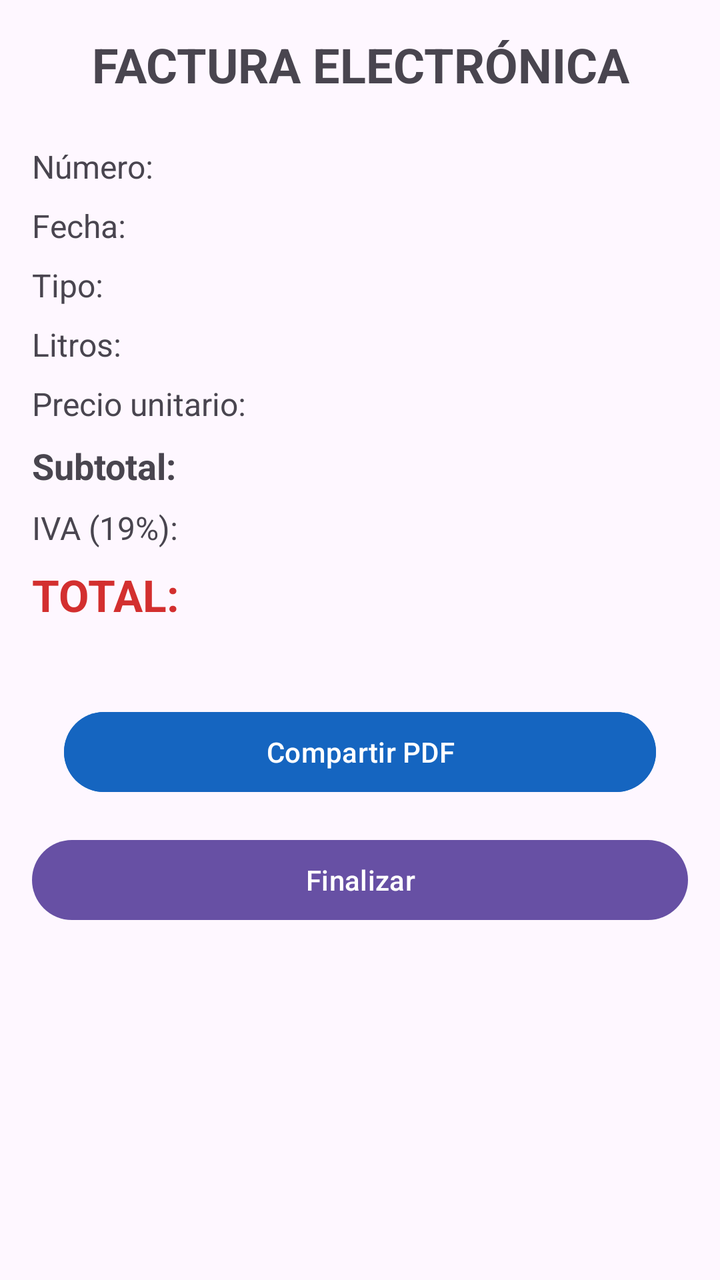
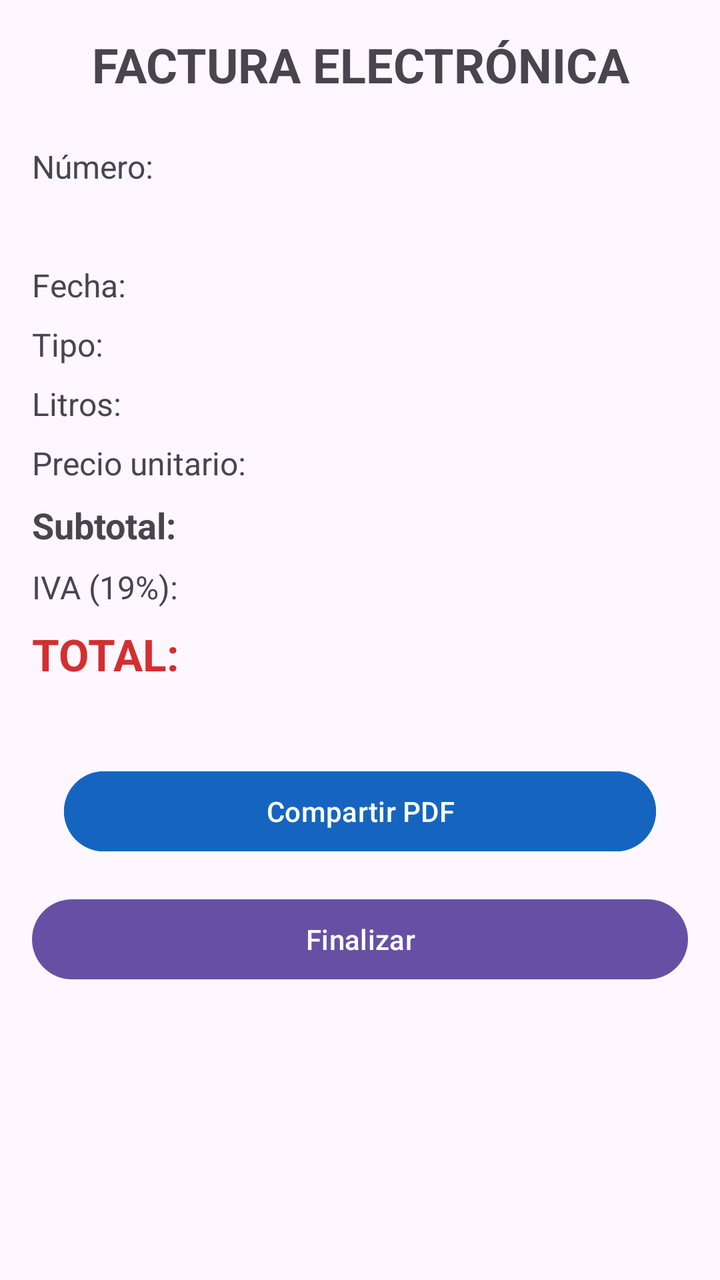

An Android layout rendered at two revisions. The XML below is the earlier revision; the diff shows what the commit changed to produce the second picture.
<!-- AndroidManifest.xml: application theme Theme.StationAdviser -->
<!-- res/layout/activity_factura_electronica.xml -->
<?xml version="1.0" encoding="utf-8"?>
<ScrollView xmlns:android="http://schemas.android.com/apk/res/android"
    android:layout_width="match_parent"
    android:layout_height="match_parent"
    android:padding="16dp">

    <LinearLayout
        android:layout_width="match_parent"
        android:layout_height="wrap_content"
        android:orientation="vertical">

        <TextView
            android:layout_width="match_parent"
            android:layout_height="wrap_content"
            android:text="FACTURA ELECTRÓNICA"
            android:textSize="24sp"
            android:textStyle="bold"
            android:gravity="center"
            android:layout_marginBottom="24dp" />

        <TextView
            android:id="@+id/tvNumeroFactura"
            android:layout_width="match_parent"
            android:layout_height="wrap_content"
            android:text="Número: "
            android:textSize="16sp"
            android:layout_marginBottom="8dp" />

        <TextView
            android:id="@+id/tvFecha"
            android:layout_width="match_parent"
            android:layout_height="wrap_content"
            android:text="Fecha: "
            android:textSize="16sp"
            android:layout_marginBottom="8dp" />

        <TextView
            android:id="@+id/tvTipoCombustible"
            android:layout_width="match_parent"
            android:layout_height="wrap_content"
            android:text="Tipo: "
            android:textSize="16sp"
            android:layout_marginBottom="8dp" />

        <TextView
            android:id="@+id/tvLitros"
            android:layout_width="match_parent"
            android:layout_height="wrap_content"
            android:text="Litros: "
            android:textSize="16sp"
            android:layout_marginBottom="8dp" />

        <TextView
            android:id="@+id/tvPrecioUnitario"
            android:layout_width="match_parent"
            android:layout_height="wrap_content"
            android:text="Precio unitario: "
            android:textSize="16sp"
            android:layout_marginBottom="8dp" />

        <TextView
            android:id="@+id/tvSubtotal"
            android:layout_width="match_parent"
            android:layout_height="wrap_content"
            android:text="Subtotal: "
            android:textSize="18sp"
            android:textStyle="bold"
            android:layout_marginBottom="8dp" />

        <TextView
            android:id="@+id/tvIva"
            android:layout_width="match_parent"
            android:layout_height="wrap_content"
            android:text="IVA (19%): "
            android:textSize="16sp"
            android:layout_marginBottom="8dp" />

        <TextView
            android:id="@+id/tvTotal"
            android:layout_width="match_parent"
            android:layout_height="wrap_content"
            android:text="TOTAL: "
            android:textSize="22sp"
            android:textStyle="bold"
            android:textColor="#D32F2F"
            android:layout_marginBottom="24dp" />
        <Button
            android:id="@+id/buttonCompartirPdf"
            android:layout_width="match_parent"
            android:layout_height="wrap_content"
            android:text="Compartir PDF"
            android:backgroundTint="#1565C0"
            android:textColor="@android:color/white"
            android:layout_margin="16dp" />


        <Button
            android:id="@+id/btnFinalizar"
            android:layout_width="match_parent"
            android:layout_height="wrap_content"
            android:text="Finalizar" />

    </LinearLayout>
</ScrollView>
<!-- resources referenced by this layout -->
<resources>
  <style name="Theme.StationAdviser" parent="Base.Theme.StationAdviser" />
  <style name="Base.Theme.StationAdviser" parent="Theme.Material3.DayNight.NoActionBar">
          
          
      </style>
</resources>

<!-- the commit's change to res/layout/activity_factura_electronica.xml (unified diff, before → after) -->
@@ -23,6 +23,13 @@
             android:layout_width="match_parent"
             android:layout_height="wrap_content"
             android:text="Número: "
+            android:textSize="16sp"
+            android:layout_marginBottom="8dp" />
+
+        <TextView
+            android:id="@+id/tvEstacion"
+            android:layout_width="match_parent"
+            android:layout_height="wrap_content"
             android:textSize="16sp"
             android:layout_marginBottom="8dp" />
 
